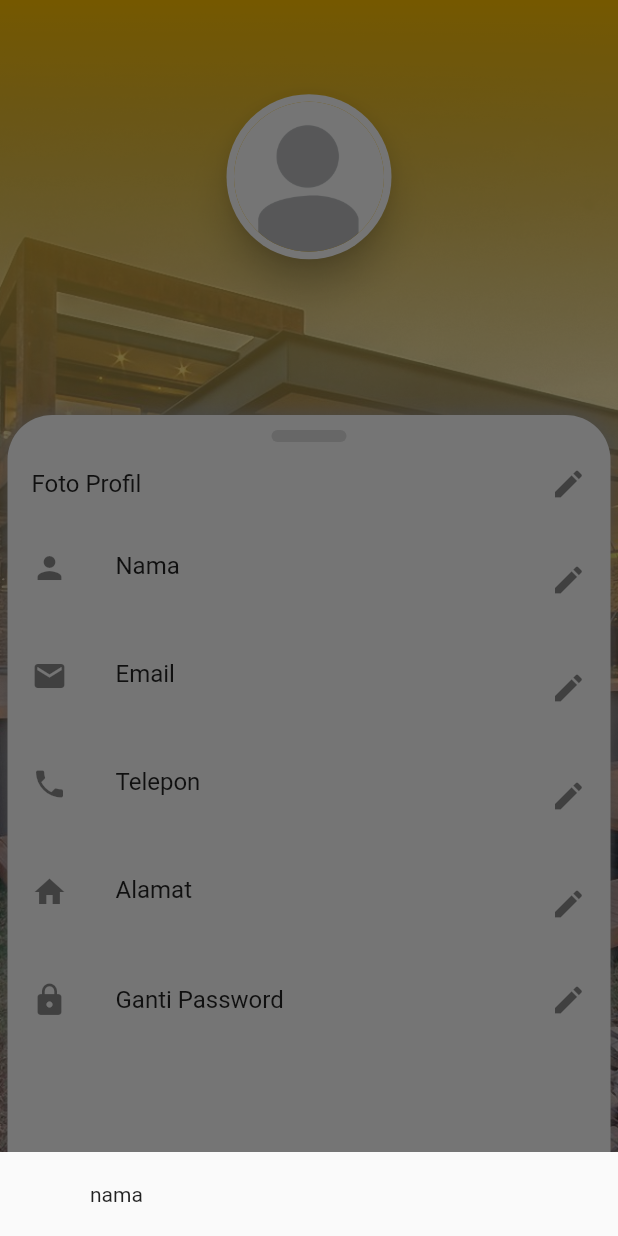
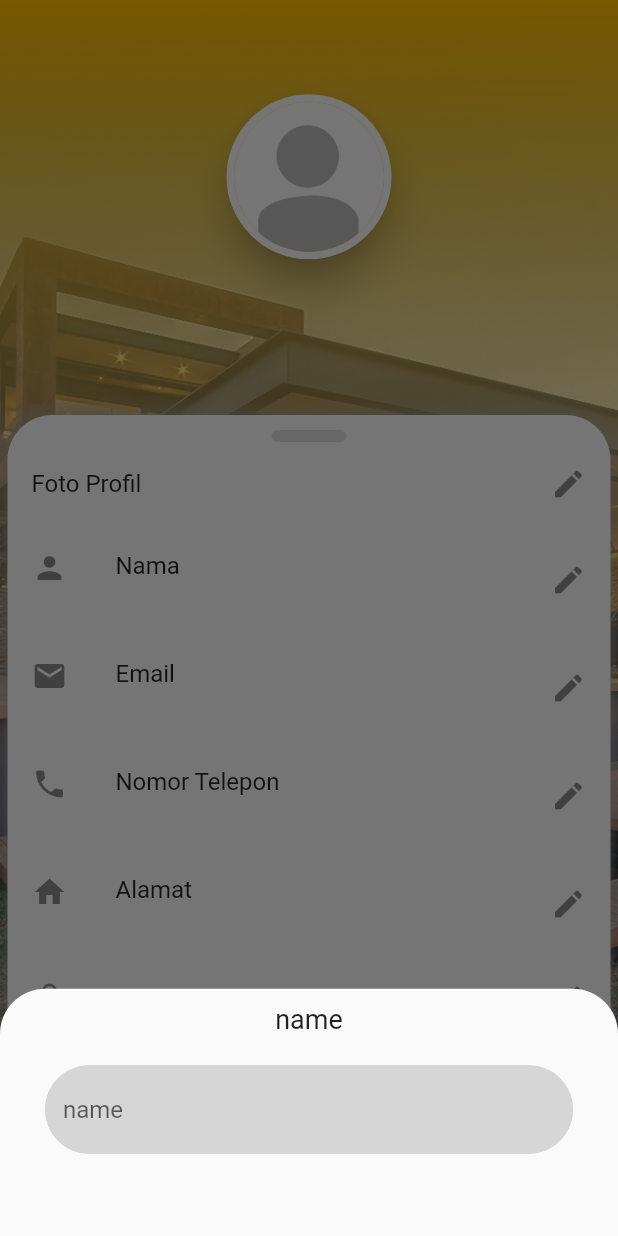
Before and after one commit to qisashasanudin/bangunin_id, a Flutter app: the MainMenuTabNav screen opened directly, item 2 of the bottom bar chosen, after a tap on "Nama", on a phone screen of 412 x 824 dp. Run offline on Flutter 3.47's test engine with Material 2 defaults, Android fonts, the phone set to English and light mode, and no system bars; our stand-ins replace cloud_firestore, firebase_auth, firebase_core, flutter_spinkit; accounts and stored records are empty.

Commit message:
ability to change account information (WIP)

```diff
--- a/lib/screens/mainmenu/account/tab_account.dart
+++ b/lib/screens/mainmenu/account/tab_account.dart
@@ -50,8 +50,8 @@ SliverChildListDelegate accountDetails(context, snapshot) {
       subtitle: Text(snapshot.data.data()['name']),
       trailing: Icon(Icons.edit),
       onTap: () {
-        String attribute = 'nama';
-        bottomSheetTextForm(context, attribute);
+        String attribute = 'name';
+        bottomSheetTextForm(context, snapshot, attribute);
       },
     ),
     ListTile(
@@ -61,17 +61,17 @@ SliverChildListDelegate accountDetails(context, snapshot) {
       trailing: Icon(Icons.edit),
       onTap: () {
         String attribute = 'email';
-        bottomSheetTextForm(context, attribute);
+        bottomSheetTextForm(context, snapshot, attribute);
       },
     ),
     ListTile(
       leading: Icon(Icons.phone),
-      title: Text('Telepon'),
+      title: Text('Nomor Telepon'),
       subtitle: Text(snapshot.data.data()['phone'] ?? 'Belum diisi'),
       trailing: Icon(Icons.edit),
       onTap: () {
-        String attribute = 'phone';
-        bottomSheetTextForm(context, attribute);
+        String attribute = 'phoneNumber';
+        bottomSheetTextForm(context, snapshot, attribute);
       },
     ),
     ListTile(
@@ -81,7 +81,7 @@ SliverChildListDelegate accountDetails(context, snapshot) {
       trailing: Icon(Icons.edit),
       onTap: () {
         String attribute = 'address';
-        bottomSheetTextForm(context, attribute);
+        bottomSheetTextForm(context, snapshot, attribute);
       },
     ),
     ListTile(
@@ -90,19 +90,45 @@ SliverChildListDelegate accountDetails(context, snapshot) {
       trailing: Icon(Icons.edit),
       onTap: () {
         String attribute = 'password';
-        bottomSheetTextForm(context, attribute);
+        bottomSheetTextForm(context, snapshot, attribute);
       },
     ),
   ]);
 }
 
-Future bottomSheetTextForm(context, String attribute) async {
+Future bottomSheetTextForm(context, snapshot, String attribute) async {
+  final _formKey = GlobalKey<FormState>();
+  String _currentValue = snapshot.data.data()[attribute];
+  double screenHeight = MediaQuery.of(context).size.height;
+
   return showModalBottomSheet(
+    shape: RoundedRectangleBorder(
+        borderRadius: BorderRadius.vertical(top: Radius.circular(30.0))),
+    isScrollControlled: true,
     context: context,
     builder: (context) {
-      return Container(
-        padding: EdgeInsets.symmetric(vertical: 20, horizontal: 60),
-        child: Text(attribute),
+      return Padding(
+        padding: MediaQuery.of(context).viewInsets,
+        child: Container(
+          padding: const EdgeInsets.symmetric(horizontal: 30, vertical: 10),
+          height: screenHeight / 5,
+          child: Column(
+            children: <Widget>[
+              Text(
+                attribute,
+                style: TextStyle(fontSize: 18),
+              ),
+              SizedBox(
+                height: 20,
+              ),
+              TextFormField(
+                decoration: inputBoxBorder().copyWith(hintText: attribute),
+                validator: (val) =>
+                    (val.isEmpty) ? 'Data tidak boleh kosong' : null,
+              ),
+            ],
+          ),
+        ),
       );
     },
   );
--- a/lib/shared/decorations.dart
+++ b/lib/shared/decorations.dart
@@ -14,17 +14,6 @@ SystemUiOverlayStyle transparentAppbarAndNavbar() {
     statusBarColor: Colors.transparent,
     systemNavigationBarColor: Colors.transparent,
     systemNavigationBarIconBrightness: Brightness.dark,
-  );
-}
-
-BoxDecoration scrollMenuDecoration() {
-  return BoxDecoration(
-    color: AppColors().accent1,
-    borderRadius: BorderRadius.only(
-      topLeft: Radius.circular(30.0),
-      topRight: Radius.circular(30.0),
-    ),
-    boxShadow: [BoxShadow(color: Colors.grey, blurRadius: 10.0)],
   );
 }
 
--- a/lib/shared/slide_up_panel.dart
+++ b/lib/shared/slide_up_panel.dart
@@ -32,7 +32,14 @@ class _SlideUpPanelState extends State<SlideUpPanel> {
               backgroundColor: Colors.transparent,
               body: Container(
                 padding: const EdgeInsets.only(top: 10.0),
-                decoration: scrollMenuDecoration(),
+                decoration: BoxDecoration(
+                  color: AppColors().accent1,
+                  borderRadius: BorderRadius.only(
+                    topLeft: Radius.circular(30.0),
+                    topRight: Radius.circular(30.0),
+                  ),
+                  boxShadow: [BoxShadow(color: Colors.grey, blurRadius: 10.0)],
+                ),
                 child: CustomScrollView(
                   controller: scrollController,
                   slivers: widget.children,
```
